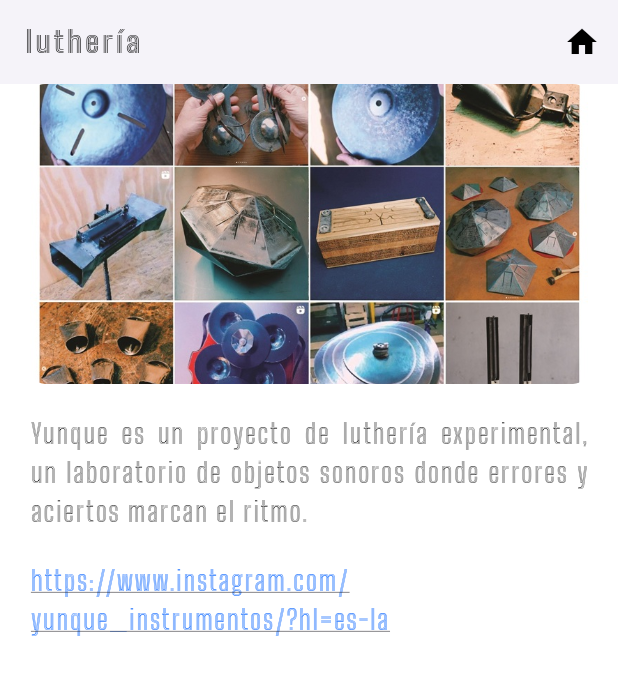
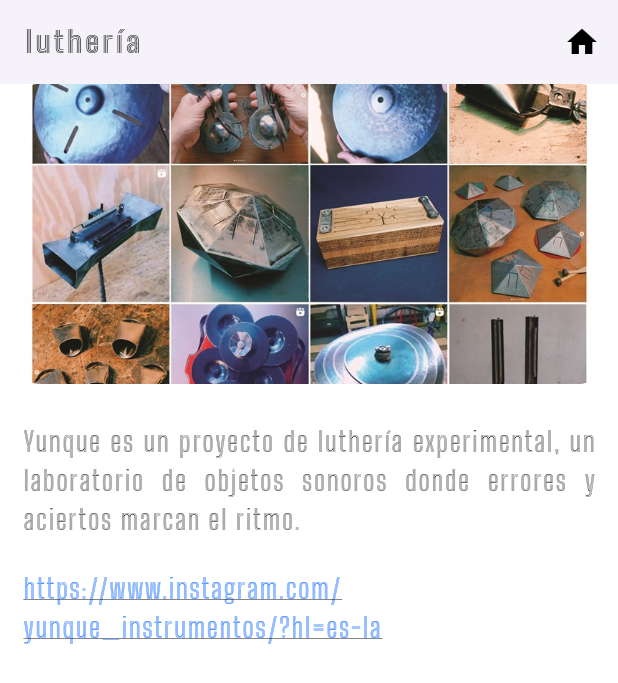
Before and after one commit to JiDomusic/emi_arias, a Flutter app: the screen it shows after launch, after a tap on "luthería", on a phone screen of 412 x 824 dp. Shown: the top 683 px of the screen. Run offline on Flutter 3.47's test engine with Material 3 defaults, Android fonts, the phone set to English and light mode, and no system bars; our stand-ins replace font_awesome_flutter, just_audio, permission_handler.

Commit message:
Merge remote-tracking branch 'origin/master'

```diff
--- a/lib/main.dart
+++ b/lib/main.dart
@@ -79,7 +79,7 @@ class _HomePageState extends State<HomePage> {
         children: [
           Center(
             child: Padding(
-              padding: EdgeInsets.symmetric(vertical: 120, horizontal: 10.0),
+              padding: EdgeInsets.symmetric(vertical: 80, horizontal: 10.0),
               child: Column(
                 mainAxisAlignment: MainAxisAlignment.center,
                 crossAxisAlignment: CrossAxisAlignment.center,
@@ -193,15 +193,15 @@ class _HomePageState extends State<HomePage> {
             ),
           ),
           Positioned(
-            top: 280,
-            right: 100,
+            top: 220,
+            right: 90,
             child: _DecorativeImage(
               imagePath: 'assets/images/lutheria.jpg',
               audioPath: 'assets/audio/lutheria2.mp3',
             ),
           ),
           Positioned(
-            bottom: 340,
+            bottom: 350,
             left: 90,
             child: _DecorativeImage(
               imagePath: 'assets/images/perusio3.jpg',
@@ -209,8 +209,8 @@ class _HomePageState extends State<HomePage> {
             ),
           ),
           Positioned(
-            bottom: 200,
-            right: 350,
+            bottom: 150,
+            right: 150,
             child: _DecorativeImage(
               imagePath: 'assets/images/zoomorfopreformance.jpg',
               audioPath: 'assets/audio/performance2.mp3',
@@ -286,6 +286,8 @@ class _DecorativeImageState extends State<_DecorativeImage>
         child: ScaleTransition(
           scale: _controller,
           child: Image.asset(
+            opacity: AlwaysStoppedAnimation<double>(
+                (MediaQuery.of(context).size.width > 1100) ? 1.0 : 0.0),
             widget.imagePath,
             width: MediaQuery.of(context).size.width * 0.10,
             height: MediaQuery.of(context).size.height * 0.10,
--- a/lib/project_detail.dart
+++ b/lib/project_detail.dart
@@ -82,18 +82,18 @@ class _ProjectDetailState extends State<ProjectDetail> {
         ],
       ),
       body: Padding(
-        padding: const EdgeInsets.symmetric(horizontal: 20.0),
+        padding: const EdgeInsets.symmetric(horizontal: 15.0),
         child: LayoutBuilder(
           builder: (context, constraints) {
             return Center(
               child: ConstrainedBox(
-                constraints: const BoxConstraints(maxWidth: 1200),
+                constraints: const BoxConstraints(maxWidth: 1100),
                 child: isSmallScreen
                     ? Column(
                         crossAxisAlignment: CrossAxisAlignment.center,
                         children: [
                           _buildImage(imagePath, isSmallScreen),
-                          const SizedBox(height: 20),
+                          const SizedBox(height: 25),
                           _buildDescription(),
                         ],
                       )
@@ -101,7 +101,7 @@ class _ProjectDetailState extends State<ProjectDetail> {
                         crossAxisAlignment: CrossAxisAlignment.start,
                         children: [
                           _buildImage(imagePath, isSmallScreen),
-                          const SizedBox(width: 30),
+                          const SizedBox(width: 25),
                           Expanded(child: _buildDescription()),
                         ],
                       ),
@@ -116,7 +116,7 @@ class _ProjectDetailState extends State<ProjectDetail> {
 
   Widget _buildImage(String imagePath, bool isSmallScreen) {
     return Container(
-      width: isSmallScreen ? double.infinity : 600,
+      width: isSmallScreen ? double.infinity : 500,
       height: isSmallScreen ? 200 : 400,
       decoration: BoxDecoration(
         image: DecorationImage(
```
Also changed, not shown: pubspec.lock, 4 other files.
